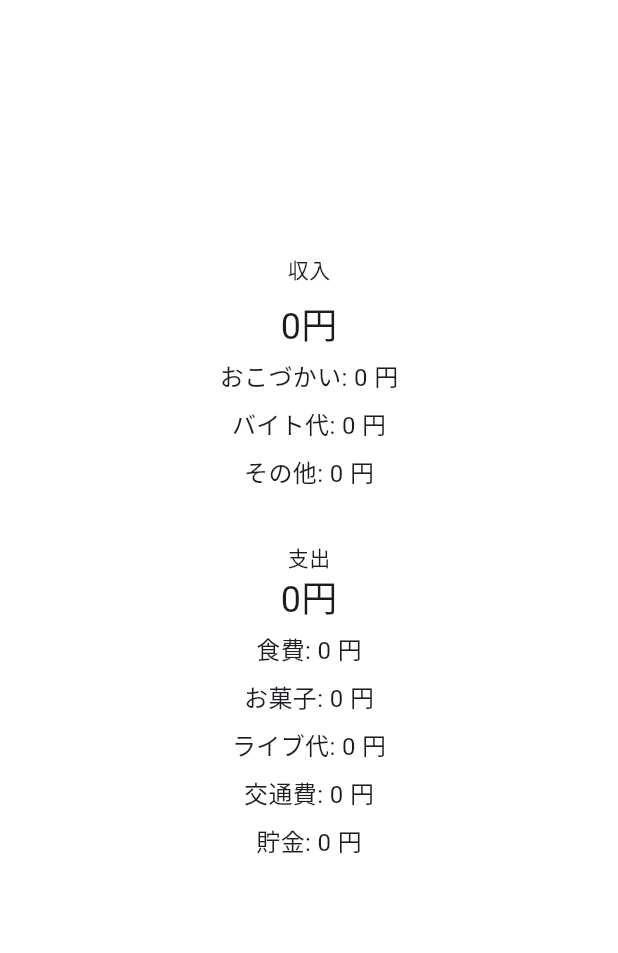
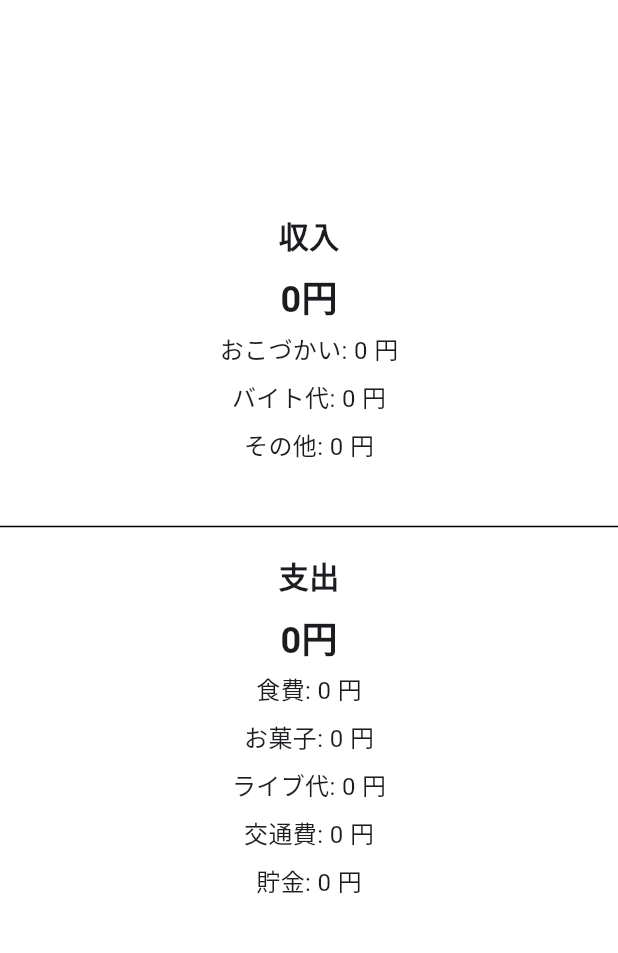
Before and after one commit to riko-1732/pokemoney, a Flutter app: the GraphPage screen opened directly, on a phone screen of 412 x 824 dp, the part 63-1016 px from its top. Run offline on Flutter 3.47's test engine with Material 3 defaults, Android fonts, the light colour scheme and no system bars; our stand-ins replace google_fonts, sqflite, table_calendar; accounts and stored records are empty.

Commit message:
fix graph

```diff
--- a/lib/src/database/database_helper.dart
+++ b/lib/src/database/database_helper.dart
@@ -154,4 +154,22 @@ class DatabaseHelper {
     final total = result.first['total'] as int?;
     return total ?? 0;
   }
+
+  Future<int> querySavingAllocation() async {
+    final db = await database;
+
+    final List<Map<String, dynamic>> result = await db.query(
+      'category_allocation',
+      columns: ['amount'], // amount列のみを取得
+      where: 'name = ?', // nameが指定した値と一致する行
+      whereArgs: ['貯金'], // プレースホルダ(?)に渡す値
+    );
+
+    // 結果がある場合はそのamountを返し、ない場合は0を返す
+    if (result.isNotEmpty) {
+      return result.first['amount'] as int;
+    } else {
+      return 0;
+    }
+  }
 }
--- a/lib/src/screens/graph.dart
+++ b/lib/src/screens/graph.dart
@@ -2,6 +2,15 @@ import 'package:flutter/material.dart';
 
 import '../database/database_helper.dart';
 import 'saving.dart';
+
+// カテゴリIDとカテゴリ名の対応表 (category_allocationのnameと一致している必要あり)
+const Map<int, String> paymentCategoryNames = {
+  1: '食費',
+  2: 'お菓子',
+  3: 'ライブ代',
+  4: '交通費',
+  5: '貯金',
+};
 
 class GraphPage extends StatefulWidget {
   const GraphPage({super.key, required this.title});
@@ -18,8 +27,14 @@ class _GraphPageState extends State<GraphPage> {
   int totalIncome = 0;
   int totalPayment = 0;
 
+  // savingAllocationは不要なので削除
+  // int savingAllocation = 0;
+
   Map<int, int> categoryIncomeTotals = {};
   Map<int, int> categoryPaymentTotals = {};
+
+  // カテゴリごとの割り当て額を保持
+  Map<String, int> categoryAllocations = {};
 
   @override
   void initState() {
@@ -41,6 +56,9 @@ class _GraphPageState extends State<GraphPage> {
     final fourthPaymentTotal = await dbHelper.queryTotalPaymentByCategory(4);
     final fifthPaymentTotal = await dbHelper.queryTotalPaymentByCategory(5);
 
+    // 全てのカテゴリの割り当てを取得
+    final allocations = await dbHelper.getAllCategoryAllocations();
+
     setState(() {
       totalIncome = income;
       categoryIncomeTotals = {
@@ -56,7 +74,83 @@ class _GraphPageState extends State<GraphPage> {
         4: fourthPaymentTotal,
         5: fifthPaymentTotal,
       };
+      // 割り当て額のMapを状態変数に格納
+      categoryAllocations = allocations;
     });
+  }
+
+  // 収入カテゴリの表示用（シンプルな表示）
+  Widget _buildIncomeCategoryTotal(String label, int amount) {
+    return Padding(
+      padding: const EdgeInsets.symmetric(vertical: 4.0),
+      child: Text(
+        '$label: ${amount.toString()} 円',
+        style: const TextStyle(fontSize: 16),
+      ),
+    );
+  }
+
+  // 支出カテゴリの割り当てと残額を表示するウィジェット
+  Widget _buildCategoryDetail(int categoryId, String label, int currentAmount) {
+    // カテゴリ名から割り当て額を取得。割り当てがない場合は0とする
+    final allocationAmount = categoryAllocations[label] ?? 0;
+
+    // 割り当て額が存在する場合のみ残額を表示
+    if (allocationAmount > 0) {
+      final remainingAmount = allocationAmount - currentAmount;
+
+      // 残額表示のテキストを決定
+      final String remainingText;
+      final Color textColor;
+
+      if (remainingAmount >= 0) {
+        remainingText = '残り ${remainingAmount.toString()} 円';
+        textColor = Colors.green;
+      } else {
+        remainingText = '超過 ${remainingAmount.abs().toString()} 円';
+        textColor = Colors.deepOrange; // 超過は赤系で目立たせる
+      }
+
+      return Padding(
+        padding: const EdgeInsets.symmetric(vertical: 4.0),
+        child: Row(
+          mainAxisAlignment: MainAxisAlignment.center,
+          children: [
+            // カテゴリ名
+            SizedBox(
+              width: 80,
+              child: Text(
+                '$label:',
+                textAlign: TextAlign.right,
+                style: const TextStyle(fontSize: 16),
+              ),
+            ),
+            const SizedBox(width: 10),
+            // 現在使った額
+            Text(
+              '${currentAmount.toString()} 円 /',
+              style: const TextStyle(
+                fontSize: 16,
+                color: Color.fromARGB(255, 0, 0, 0),
+              ),
+            ),
+            const SizedBox(width: 5),
+            // 残りの額または超過額
+            Text(
+              remainingText,
+              style: TextStyle(
+                fontSize: 16,
+                fontWeight: FontWeight.bold,
+                color: textColor,
+              ),
+            ),
+          ],
+        ),
+      );
+    } else {
+      // 割り当てがない場合は、従来のシンプルな表示
+      return _buildIncomeCategoryTotal(label, currentAmount);
+    }
   }
 
   @override
@@ -64,46 +158,81 @@ class _GraphPageState extends State<GraphPage> {
     return Scaffold(
       appBar: AppBar(
         backgroundColor: Theme.of(context).colorScheme.inversePrimary,
-        title: Text('pokemoney'),
+        title: const Text('pokemoney'),
       ),
       body: Center(
-        child: Column(
-          mainAxisAlignment: MainAxisAlignment.center,
-          children: <Widget>[
-            const Text('収入'),
-            const SizedBox(height: 10),
-            Text(
-              '${totalIncome.toString()}円',
-              style: const TextStyle(fontSize: 24),
-            ),
-            _buildCategoryTotal('おこづかい', categoryIncomeTotals[1] ?? 0),
-            _buildCategoryTotal('バイト代', categoryIncomeTotals[2] ?? 0),
-            _buildCategoryTotal('その他', categoryIncomeTotals[3] ?? 0),
-            const SizedBox(height: 30),
-            const Text('支出'),
-            Text(
-              '${totalPayment.toString()}円',
-              style: const TextStyle(fontSize: 24),
-            ),
-            _buildCategoryTotal('食費', categoryPaymentTotals[1] ?? 0),
-            _buildCategoryTotal('お菓子', categoryPaymentTotals[2] ?? 0),
-            _buildCategoryTotal('ライブ代', categoryPaymentTotals[3] ?? 0),
-            _buildCategoryTotal('交通費', categoryPaymentTotals[4] ?? 0),
-            _buildCategoryTotal('貯金', categoryPaymentTotals[5] ?? 0),
-            const SizedBox(height: 50),
-          ],
+        child: SingleChildScrollView(
+          child: Column(
+            mainAxisAlignment: MainAxisAlignment.center,
+            children: <Widget>[
+              // 収入表示
+              const Text(
+                '収入',
+                style: TextStyle(fontSize: 20, fontWeight: FontWeight.bold),
+              ),
+              const SizedBox(height: 10),
+              Text(
+                '${totalIncome.toString()}円',
+                style: const TextStyle(
+                  fontSize: 24,
+                  fontWeight: FontWeight.bold,
+                ),
+              ),
+              _buildIncomeCategoryTotal('おこづかい', categoryIncomeTotals[1] ?? 0),
+              _buildIncomeCategoryTotal('バイト代', categoryIncomeTotals[2] ?? 0),
+              _buildIncomeCategoryTotal('その他', categoryIncomeTotals[3] ?? 0),
+
+              const SizedBox(height: 30),
+              const Divider(),
+              const SizedBox(height: 10),
+
+              // 支出表示
+              const Text(
+                '支出',
+                style: TextStyle(fontSize: 20, fontWeight: FontWeight.bold),
+              ),
+              const SizedBox(height: 10),
+              Text(
+                '${totalPayment.toString()}円',
+                style: const TextStyle(
+                  fontSize: 24,
+                  fontWeight: FontWeight.bold,
+                ),
+              ),
+
+              // _buildCategoryDetailを使用して、すべての支出カテゴリを表示
+              _buildCategoryDetail(
+                1,
+                paymentCategoryNames[1]!,
+                categoryPaymentTotals[1] ?? 0,
+              ),
+              _buildCategoryDetail(
+                2,
+                paymentCategoryNames[2]!,
+                categoryPaymentTotals[2] ?? 0,
+              ),
+              _buildCategoryDetail(
+                3,
+                paymentCategoryNames[3]!,
+                categoryPaymentTotals[3] ?? 0,
+              ),
+              _buildCategoryDetail(
+                4,
+                paymentCategoryNames[4]!,
+                categoryPaymentTotals[4] ?? 0,
+              ),
+              _buildCategoryDetail(
+                5,
+                paymentCategoryNames[5]!,
+                categoryPaymentTotals[5] ?? 0,
+              ),
+
+              // 以前の_buildAllocationDifferenceは不要になったので削除
+              const SizedBox(height: 50),
+            ],
+          ),
         ),
       ),
     );
   }
 }
-
-Widget _buildCategoryTotal(String label, int amount) {
-  return Padding(
-    padding: const EdgeInsets.symmetric(vertical: 4.0),
-    child: Text(
-      '$label: ${amount.toString()} 円',
-      style: const TextStyle(fontSize: 16),
-    ),
-  );
-}
--- a/lib/src/screens/saving.dart
+++ b/lib/src/screens/saving.dart
@@ -22,6 +22,7 @@ class _SavingPageState extends State<SavingPage> {
     "お菓子": 0,
     "ライブ代": 0,
     "交通費": 0,
+    "その他": 0,
   };
 
   // TextEditingControllerをカテゴリごとに保持
```
